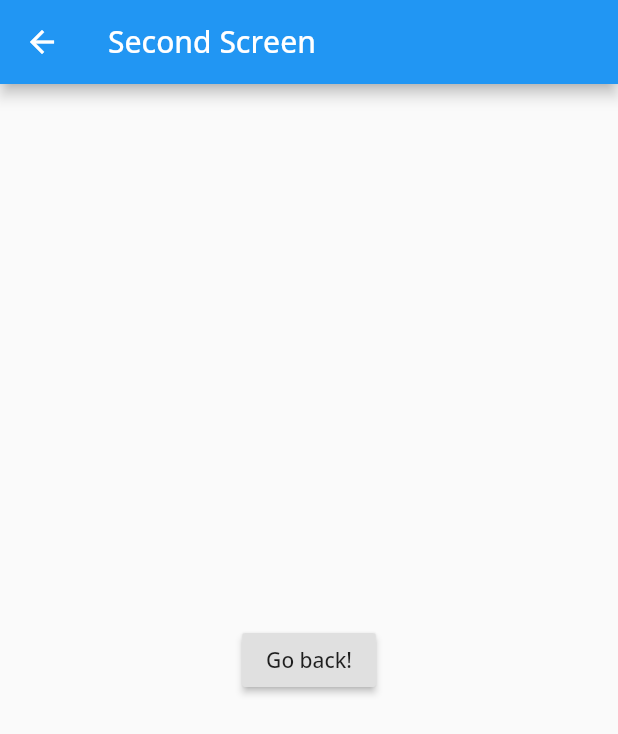
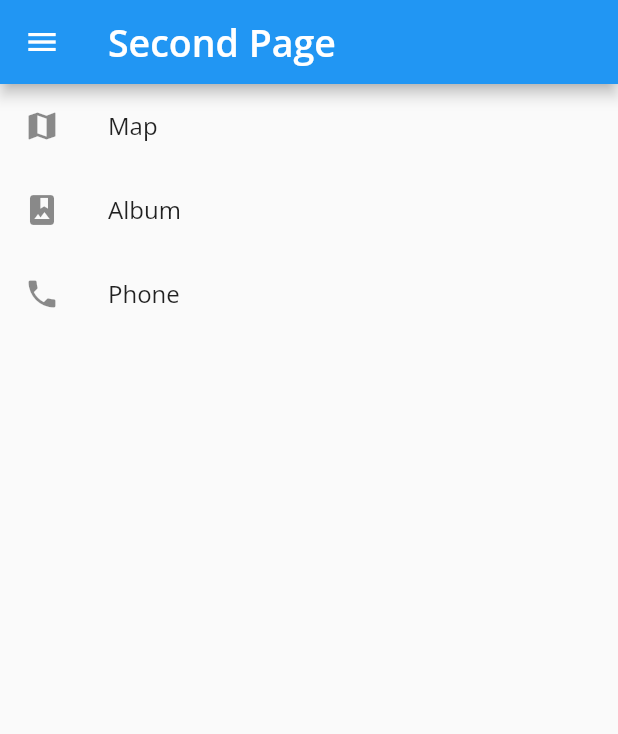
Before and after one commit to Ember555/simple-flutter, a Flutter app: the SecondScreen screen opened by its route, on a phone screen of 412 x 824 dp. Shown: the top 734 px of the screen. Run offline on Flutter 3.47's test engine with Material 2 defaults, Android fonts, the phone set to English and light mode, and no system bars; missing offline and left inert: flutter_web; network calls fail.

```diff
--- a/lib/components/secondPage.dart
+++ b/lib/components/secondPage.dart
@@ -5,16 +5,55 @@ class SecondScreen extends StatelessWidget {
   Widget build(BuildContext context) {
     return Scaffold(
       appBar: AppBar(
-        title: Text("Second Screen"),
+        title: Text(
+          'Second Page',
+          style: TextStyle(
+            fontSize: 25,
+            fontWeight: FontWeight.w600,
+          ),
+        ),
+      ),
+      drawer: Drawer(
+        child: ListView(
+          padding: EdgeInsets.zero,
+          children: <Widget>[
+            DrawerHeader(
+              child: Text('Admin Header', style: TextStyle(fontSize: 25.0)),
+              decoration: BoxDecoration(
+                color: Colors.blue,
+              ),
+            ),
+            ListTile(
+              title: Text('Admin Console', style: TextStyle(fontSize: 20.0)),
+              onTap: () {
+                Navigator.pushNamed(context, '/');
+              },
+            ),
+            ListTile(
+              title: Text('Second Page', style: TextStyle(fontSize: 20.0)),
+              onTap: () {
+                Navigator.pop(context);
+              },
+            ),
+          ],
+        ),
       ),
       body: Center(
-        child: RaisedButton(
-          onPressed: () {
-            // Navigate back to the first screen by popping the current route
-            // off the stack.
-            Navigator.pop(context);
-          },
-          child: Text('Go back!'),
+        child: ListView(
+          children: <Widget>[
+            ListTile(
+              leading: Icon(Icons.map),
+              title: Text('Map'),
+            ),
+            ListTile(
+              leading: Icon(Icons.photo_album),
+              title: Text('Album'),
+            ),
+            ListTile(
+              leading: Icon(Icons.phone),
+              title: Text('Phone'),
+            ),
+          ],
         ),
       ),
     );
--- a/lib/main.dart
+++ b/lib/main.dart
@@ -10,13 +10,9 @@ void main() {
       fontFamily: 'OpenSans',
     ),
     title: 'Admin Console',
-    // Start the app with the "/" named route. In this case, the app starts
-    // on the FirstScreen widget.
     initialRoute: '/',
     routes: {
-      // When navigating to the "/" route, build the FirstScreen widget.
       '/': (context) => FirstPage(),
-      // When navigating to the "/second" route, build the SecondScreen widget.
       '/second': (context) => SecondScreen(),
     },
   ));
```
Also changed, not shown: lib/components/firstPage.dart (+75 -42 lines), lib/controller/post.dart (added, +34 -0 lines), lib/controller/test.json (added, +24 -0 lines), lib/helper/post.dart (deleted, +0 -33 lines).
